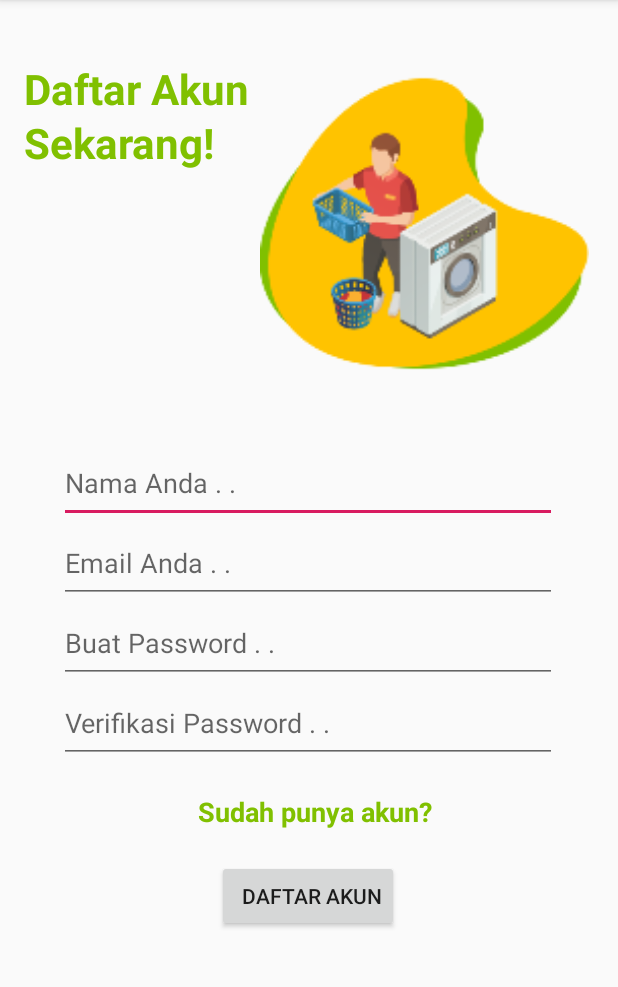
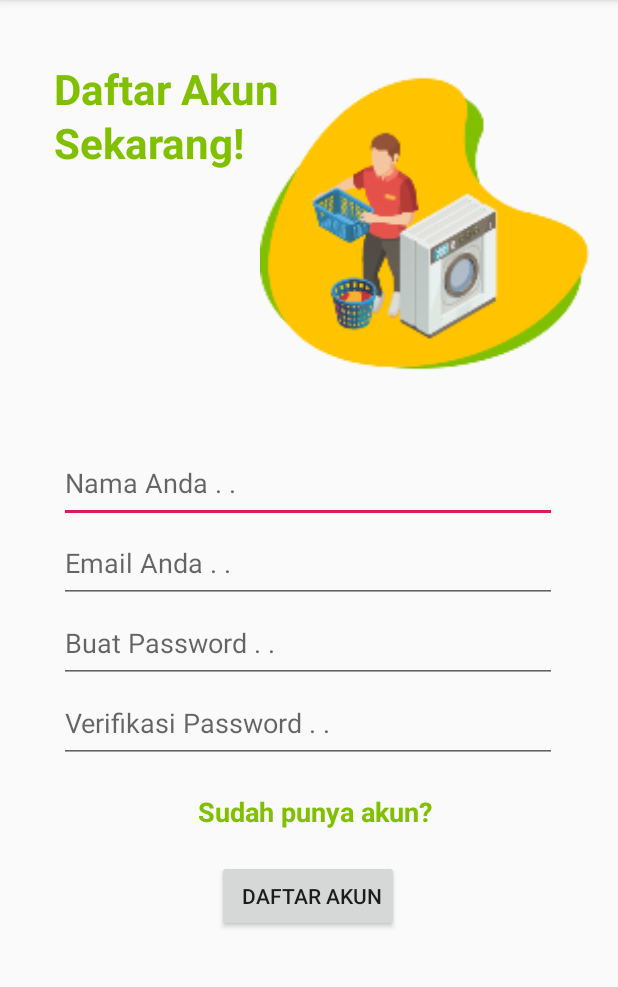
Before and after one commit to WildanE41181398/Kelompok1, an Android app: the RegisterActivity screen opened directly, with no data from a screen before it, on a phone screen of 412 x 824 dp, the part 84-1071 px from its top. Run offline under Robolectric (Android 15) with nearby library versions, the phone set to English and light mode, and no system bars.

Commit message:
primasdika commit error register layout

```diff
--- a/app/src/main/java/com/example/kelompok1/MainActivity.java
+++ b/app/src/main/java/com/example/kelompok1/MainActivity.java
@@ -9,6 +9,6 @@ public class MainActivity extends AppCompatActivity {
     @Override
     protected void onCreate(Bundle savedInstanceState) {
         super.onCreate(savedInstanceState);
-        setContentView(R.layout.activity_main);
+        setContentView(R.layout.activity_register);
     }
 }
--- a/app/src/main/res/layout/activity_register.xml
+++ b/app/src/main/res/layout/activity_register.xml
@@ -12,16 +12,16 @@
         android:layout_height="219dp"
         android:layout_marginTop="40dp"
         android:layout_marginEnd="16dp"
+        android:contentDescription="@string/todo"
         app:layout_constraintEnd_toEndOf="parent"
         app:layout_constraintTop_toTopOf="parent"
-        app:srcCompat="@mipmap/ic_laundry_regis_foreground"
-        android:contentDescription="@string/todo" />
+        app:srcCompat="@mipmap/ic_laundry_regis_foreground" />
 
     <TextView
         android:id="@+id/textRegis1"
         android:layout_width="152dp"
         android:layout_height="36dp"
-        android:layout_marginStart="16dp"
+        android:layout_marginStart="36dp"
         android:layout_marginTop="40dp"
         android:text="Daftar Akun"
         android:textColor="@color/hijau"
@@ -34,7 +34,7 @@
         android:id="@+id/textRegis2"
         android:layout_width="152dp"
         android:layout_height="36dp"
-        android:layout_marginStart="16dp"
+        android:layout_marginStart="36dp"
         android:layout_marginTop="76dp"
         android:text="Sekarang!"
         android:textColor="@color/hijau"
@@ -76,7 +76,7 @@
         android:layout_height="53dp"
         android:autofillHints=""
         android:ems="10"
-        android:hint="Buat Password . ."
+        android:hint="@string/buat_password"
         android:inputType="textPassword"
         app:layout_constraintEnd_toEndOf="parent"
         app:layout_constraintHorizontal_bias="0.493"
@@ -89,7 +89,7 @@
         android:layout_height="53dp"
         android:autofillHints=""
         android:ems="10"
-        android:hint="Verifikasi Password . ."
+        android:hint="@string/verifikasi_password"
         android:inputType="textPassword"
         app:layout_constraintEnd_toEndOf="parent"
         app:layout_constraintHorizontal_bias="0.493"
@@ -102,7 +102,7 @@
         android:layout_height="wrap_content"
         android:layout_marginTop="20dp"
         android:layout_marginEnd="124dp"
-        android:text="Sudah punya akun?"
+        android:text="@string/sudah_punya_akun"
         android:textColor="@color/hijau"
         android:textSize="18sp"
         android:textStyle="bold"
@@ -116,7 +116,7 @@
         android:layout_marginTop="20dp"
         android:paddingStart="16dp"
         android:paddingRight="16dp"
-        android:text="Daftar Akun"
+        android:text="@string/daftar_akun"
         app:layout_constraintEnd_toEndOf="parent"
         app:layout_constraintHorizontal_bias="0.498"
         app:layout_constraintStart_toStartOf="parent"
--- a/app/src/main/res/values/strings.xml
+++ b/app/src/main/res/values/strings.xml
@@ -1,4 +1,8 @@
 <resources>
     <string name="app_name">Kelompok1</string>
     <string name="todo">TODO</string>
+    <string name="buat_password">Buat Password . .</string>
+    <string name="verifikasi_password">Verifikasi Password . .</string>
+    <string name="sudah_punya_akun">Sudah punya akun?</string>
+    <string name="daftar_akun">Daftar Akun</string>
 </resources>
```
